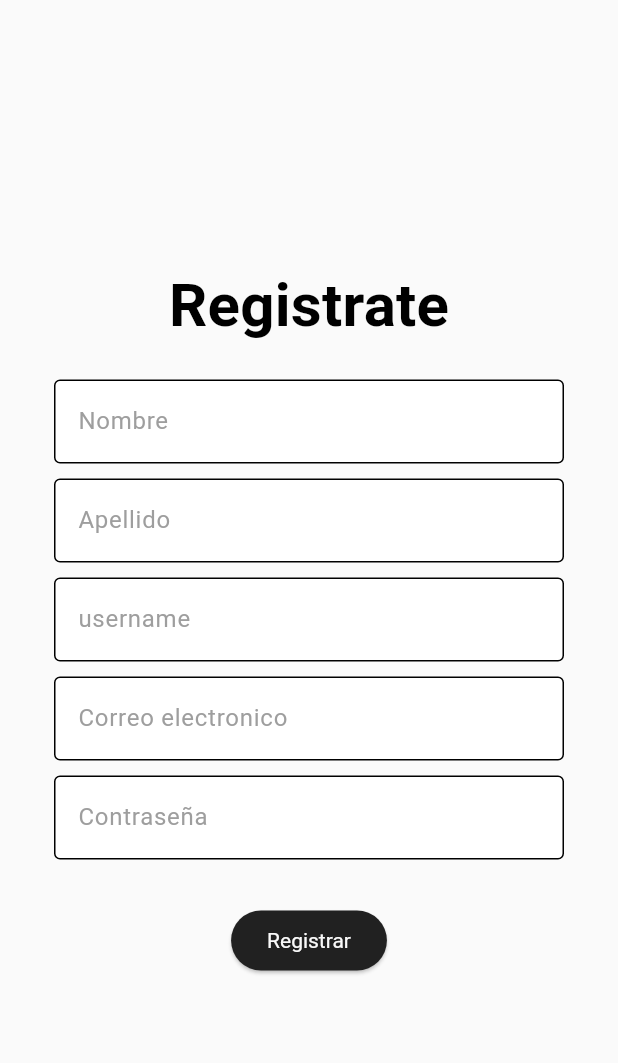
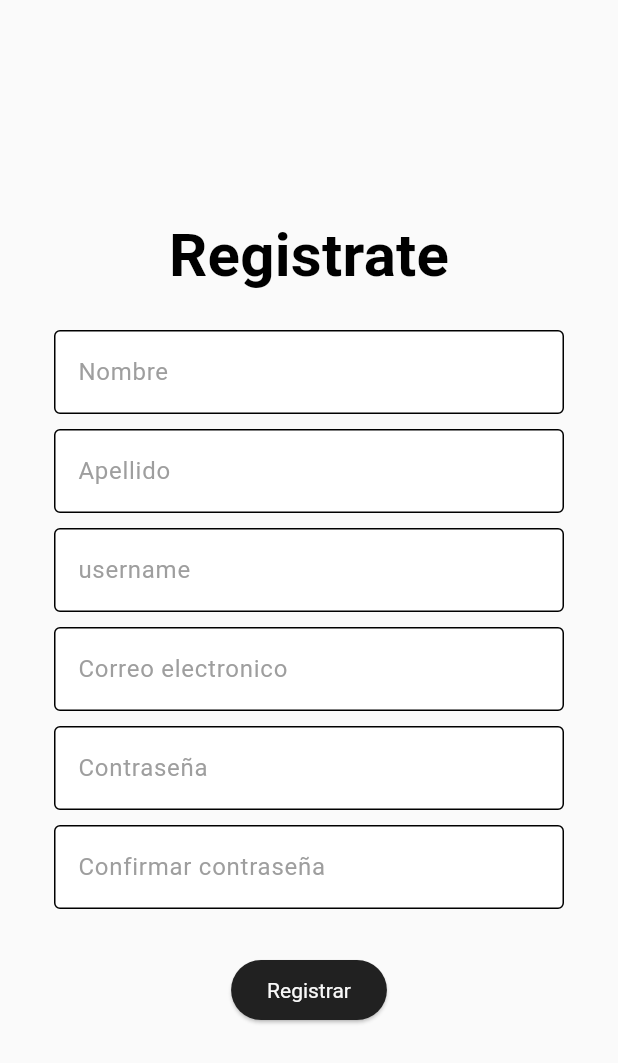
Before and after one commit to Santiago-DA/MetroSync, a Flutter app: the RegisterScreen screen opened directly, on a phone screen of 412 x 824 dp. Shown: the top 1063 px of the screen. Run offline on Flutter 3.47's test engine with Material 3 defaults, Android fonts, the phone set to English and light mode, and no system bars; our stand-ins replace introduction_screen; missing offline and left inert: bcrypt, mongo_dart; accounts and stored records are empty.

Commit message:
confirmar contraseña

```diff
--- a/lib/GUI/Pages/RegisterPage.dart
+++ b/lib/GUI/Pages/RegisterPage.dart
@@ -7,6 +7,7 @@ class RegisterScreen extends StatelessWidget {
   final _usernameController = TextEditingController();
   final _emailController = TextEditingController();
   final _passwordController = TextEditingController();
+  final _confirmPasswordController = TextEditingController();
   RegisterScreen({super.key});
 
   @override
@@ -141,6 +142,27 @@ class RegisterScreen extends StatelessWidget {
                       ),
                       const SizedBox(height: 10),
                       //confirmar clave?
+                      TextFormField(
+                        controller: _confirmPasswordController,
+                        decoration: InputDecoration(
+                          labelText: 'Confirmar contraseña',
+                          labelStyle: TextStyle(color: Colors.grey),
+                          border: OutlineInputBorder(),
+                          filled: true,
+                          fillColor: Colors.white,
+                          floatingLabelStyle: TextStyle(
+                            color: Theme.of(context).colorScheme.inversePrimary,
+                          ),
+                        ),
+                        style: TextStyle(color: Colors.black),
+                        validator: (value) {
+                          if (value == null || value.isEmpty) {
+                            return 'Por favor ingresa la misma contraseña';
+                          }
+                          return null;
+                        },
+                      ),
+                      const SizedBox(height: 10),
                     ],
                   ),
                 ),
```
